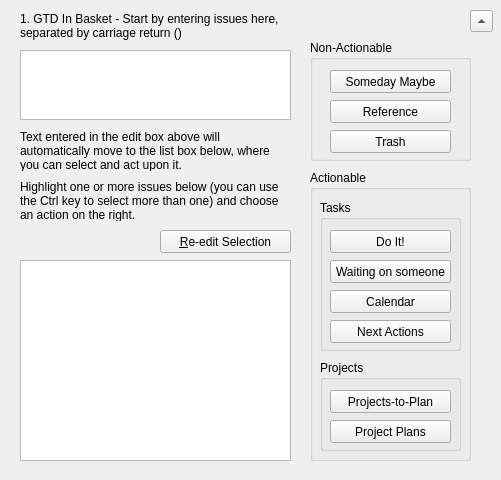
Above: qt/qt_test001/inbasketform.ui from fsziegler/GTD-Kanban before the change. Below: the same form after it.
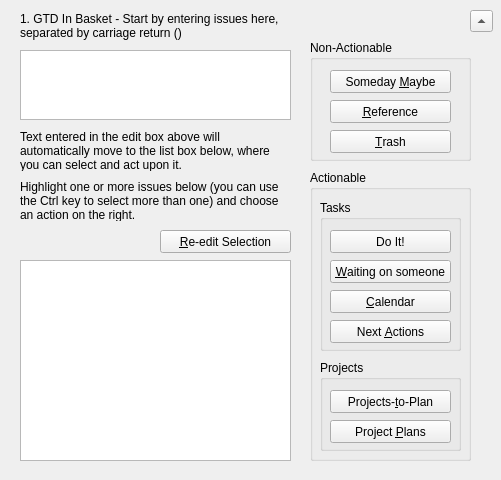
That is the form after the change.

Commit message: All movement of list items working in Calendar dialog, except for placing scheduled items into the calendar. Added keystrokes for GTD actions.

What changed in the file:
```diff
--- a/qt/qt_test001/inbasketform.ui
+++ b/qt/qt_test001/inbasketform.ui
@@ -64,7 +64,7 @@
     <string>Tickler file; hold for review</string>
    </property>
    <property name="text">
-    <string>Someday Maybe</string>
+    <string>Someday &amp;Maybe</string>
    </property>
   </widget>
   <widget class="QPushButton" name="referenceButton">
@@ -80,7 +80,7 @@
     <string>Retrievable when required</string>
    </property>
    <property name="text">
-    <string>Reference</string>
+    <string>&amp;Reference</string>
    </property>
   </widget>
   <widget class="QPushButton" name="trashButton">
@@ -96,7 +96,7 @@
     <string>Throw this away!</string>
    </property>
    <property name="text">
-    <string>Trash</string>
+    <string>&amp;Trash</string>
    </property>
   </widget>
   <widget class="QPushButton" name="waitingOnSomeoneButton">
@@ -112,7 +112,7 @@
     <string>You have or will delegate this to someone else</string>
    </property>
    <property name="text">
-    <string>Waiting on someone</string>
+    <string>&amp;Waiting on someone</string>
    </property>
   </widget>
   <widget class="QPushButton" name="calendarButton">
@@ -128,7 +128,7 @@
     <string>You will do this at a specific time</string>
    </property>
    <property name="text">
-    <string>Calendar</string>
+    <string>&amp;Calendar</string>
    </property>
   </widget>
   <widget class="QPushButton" name="projectsToPlanButton">
@@ -144,7 +144,7 @@
     <string>You need to plan this project before taking action</string>
    </property>
    <property name="text">
-    <string>Projects-to-Plan</string>
+    <string>Projects-&amp;to-Plan</string>
    </property>
   </widget>
   <widget class="QPushButton" name="projectPlansButton">
@@ -160,7 +160,7 @@
     <string>You need to review this plan for Next Actions</string>
    </property>
    <property name="text">
-    <string>Project Plans</string>
+    <string>Project &amp;Plans</string>
    </property>
   </widget>
   <widget class="QPushButton" name="nextActionsButton">
@@ -176,7 +176,7 @@
     <string>This is one of your next actions</string>
    </property>
    <property name="text">
-    <string>Next Actions</string>
+    <string>Next &amp;Actions</string>
    </property>
   </widget>
   <widget class="QListWidget" name="InBasketListWidget">
```
Left out of the diff: 2 changed lines with no effect on the pictures. The commit also changes 9 other files.
